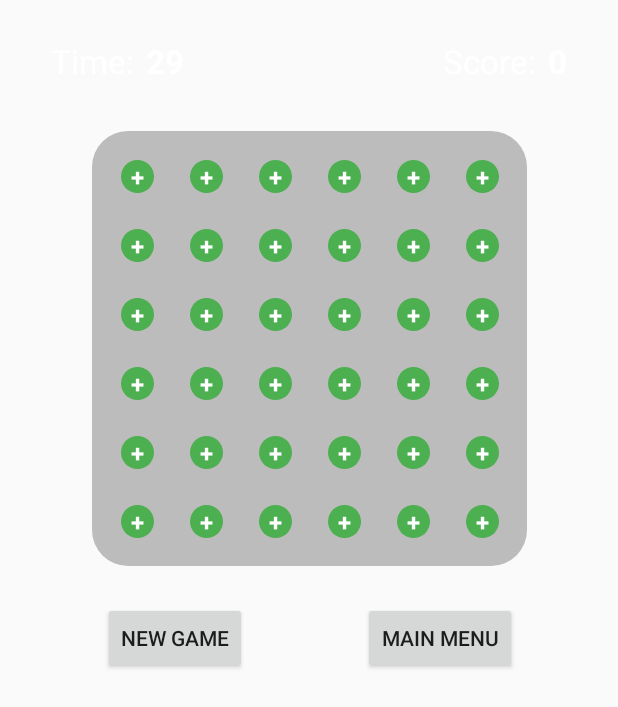
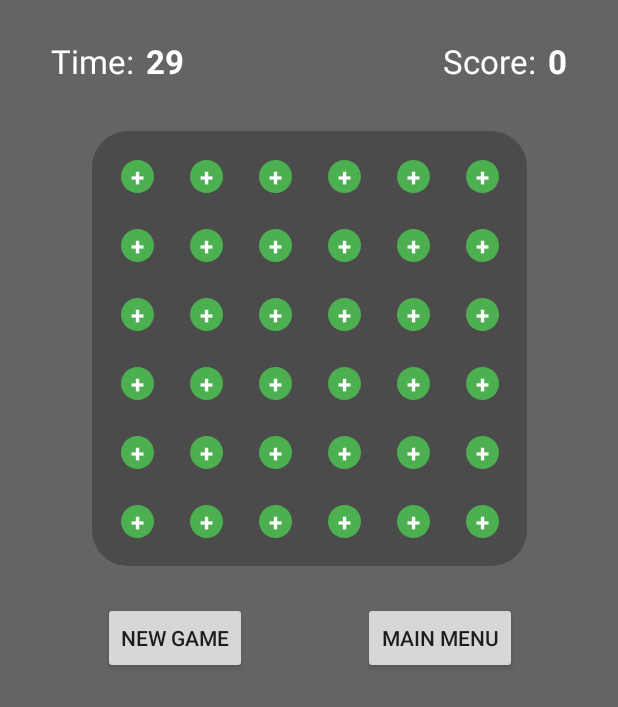
Before and after one commit to griffinjohndavid/Dots, an Android app: the screen it shows after launch (GameActivity), after a tap on "TIMED", on a phone screen of 412 x 824 dp. Shown: the top 707 px of the screen. Run offline under Robolectric (Android 15) with nearby library versions, the phone set to English and light mode, and no system bars; pictures from the network do not load; 6 statements that could not run were skipped.

Commit message:
Fixed issue with missing color on install

```diff
--- a/app/src/main/java/edu/harding/dots/MainActivity.java
+++ b/app/src/main/java/edu/harding/dots/MainActivity.java
@@ -34,6 +34,7 @@ public class MainActivity extends AppCompatActivity {
         // Launch GameActivity
         Intent intent = new Intent(this, GameActivity.class);
         intent.putExtra("extraGameType", timedString);
+        if (bgColor == "?") {bgColor = "#646464";}
         intent.putExtra("bgColor", bgColor);
         startActivity(intent);
     }
```
